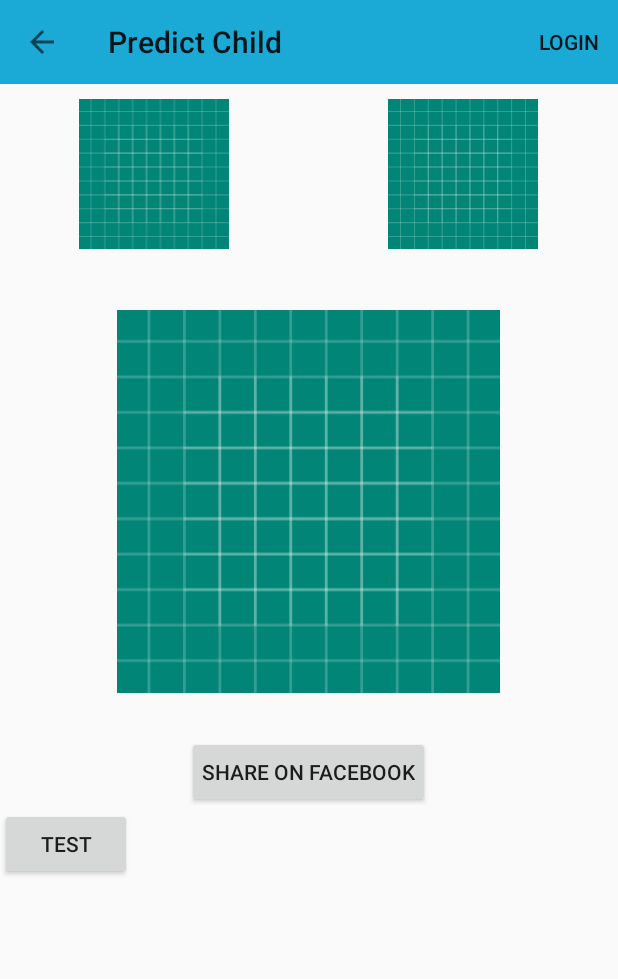
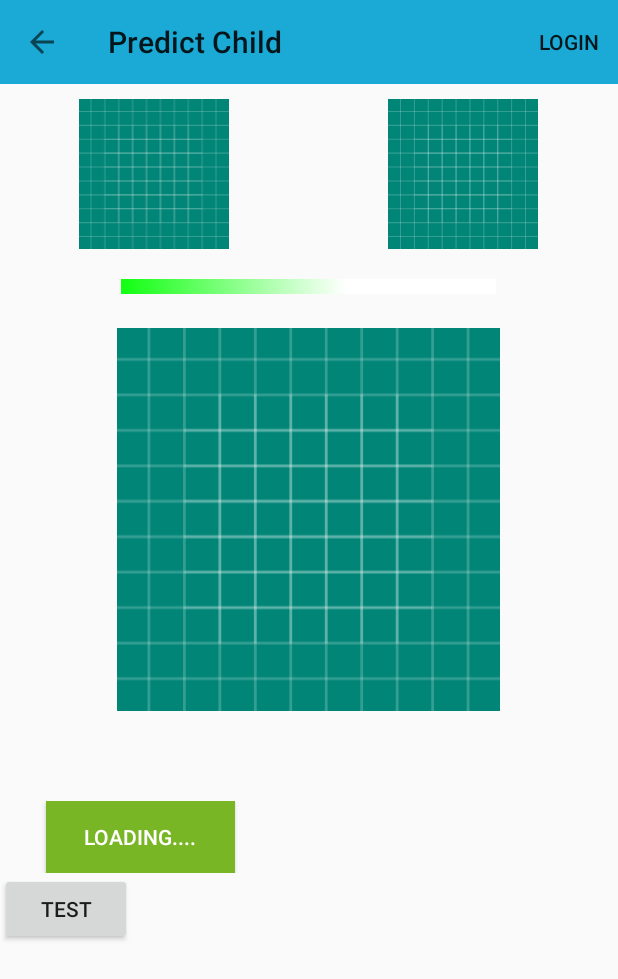
Before and after one commit to khatvongdoithayfpt/AndroidSWD, an Android app: the screen it shows after launch (MainActivity), after a tap on an icon or button, on a phone screen of 412 x 824 dp. Shown: the top 979 px of the screen. Run offline under Robolectric (Android 15) with nearby library versions, the phone set to English and light mode, and no system bars; our stand-ins replace Room's generated code; libraries missing offline, so code that uses them is left out: com.facebook, com.facebook.login, com.facebook.share; 2 statements that could not run were skipped.

Commit message:
update history

```diff
--- a/app/src/main/java/com/example/activity/MainActivity.java
+++ b/app/src/main/java/com/example/activity/MainActivity.java
@@ -10,6 +10,7 @@ import android.graphics.BitmapFactory;
 import android.net.Uri;
 import android.os.AsyncTask;
 import android.os.Bundle;
+import android.os.CancellationSignal;
 import android.provider.MediaStore;
 import android.util.Base64;
 import android.util.Log;
@@ -17,7 +18,9 @@ import android.view.Menu;
 import android.view.MenuInflater;
 import android.view.MenuItem;
 import android.view.View;
+import android.widget.Button;
 import android.widget.ImageView;
+import android.widget.ProgressBar;
 import android.widget.Toast;
 
 import androidx.annotation.NonNull;
@@ -48,12 +51,14 @@ import com.facebook.share.widget.ShareDialog;
 import org.json.JSONObject;
 
 import java.io.File;
+import java.io.FileInputStream;
 import java.io.IOException;
 import java.io.InputStream;
 import java.net.MalformedURLException;
 import java.net.URL;
 import java.security.MessageDigest;
 import java.util.Arrays;
+import java.util.function.Consumer;
 
 public class MainActivity extends AppCompatActivity {
     private static int REQUEST_CODE_IMAGE1 = 1;
@@ -66,12 +71,15 @@ public class MainActivity extends AppCompatActivity {
     private ImageView imgView3;
     private String realPath1 = "";
     private String realPath2 = "";
+    Button button2, shareFB;
     private API api;
     String userName;
     MenuItem item;
-    Bundle bundle ;
+    Bundle bundle;
     private SavedInformation savedInformation;
     private SavedInformationRepository repository;
+    ProgressBar progressBar;
+
     @Override
     protected void onCreate(Bundle savedInstanceState) {
         super.onCreate(savedInstanceState);
@@ -85,19 +93,20 @@ public class MainActivity extends AppCompatActivity {
     public boolean onCreateOptionsMenu(Menu menu) {
         MenuInflater menuInflater = getMenuInflater();
         menuInflater.inflate(R.menu.app_menu, menu);
-        item=menu.findItem(R.id.nav_login);
+        item = menu.findItem(R.id.nav_login);
         return super.onCreateOptionsMenu(menu);
     }
 
     @Override
     public boolean onOptionsItemSelected(@NonNull MenuItem item) {
-        switch (item.getItemId()){
+        switch (item.getItemId()) {
             case R.id.nav_login:
                 facebookLogin();
                 return true;
         }
         return super.onOptionsItemSelected(item);
     }
+
     public void facebookLogin() {
         callbackManager = CallbackManager.Factory.create();
 
@@ -156,6 +165,12 @@ public class MainActivity extends AppCompatActivity {
         imgView2 = findViewById(R.id.imageView2);
         imgView3 = findViewById(R.id.loadImage);
         Toolbar toolbar = findViewById(R.id.toolbar_actionbar);
+        progressBar = findViewById(R.id.progress_bar);
+        button2 = findViewById(R.id.button2);
+        shareFB = findViewById(R.id.fb_share_button);
+        shareFB.setVisibility(View.INVISIBLE);
+        progressBar.setProgress(0);
+        progressBar.setVisibility(View.GONE);
         setSupportActionBar(toolbar);
         ActionBar actionBar = getSupportActionBar();
         actionBar.setDisplayShowTitleEnabled(true);
@@ -171,9 +186,9 @@ public class MainActivity extends AppCompatActivity {
         findViewById(R.id.test).setOnClickListener(new View.OnClickListener() {
             @Override
             public void onClick(View v) {
-                Intent intent = new Intent(getApplicationContext(),SavedImageActivity.class);
+                Intent intent = new Intent(getApplicationContext(), SavedImageActivity.class);
                 intent.putExtras(bundle);
-                startActivity(intent);
+                startActivityForResult(intent, Constant.REQUEST_CODE_SAVED);
             }
         });
     }
@@ -204,6 +219,15 @@ public class MainActivity extends AppCompatActivity {
             e.printStackTrace();
         }
     }
+    private void setImageView(ImageView imageView, String path) {
+        try {
+            InputStream inputStream = new FileInputStream(new File(path));
+            Bitmap bitmap = BitmapFactory.decodeStream(inputStream);
+            imageView.setImageBitmap(bitmap);
+        } catch (Exception e) {
+            e.printStackTrace();
+        }
+    }
 
 
     public String getRealPathFromURI(Uri contentUri) {
@@ -223,30 +247,39 @@ public class MainActivity extends AppCompatActivity {
     protected void onActivityResult(int requestCode, int resultCode, @Nullable Intent data) {
         callbackManager.onActivityResult(requestCode, resultCode, data);
         super.onActivityResult(requestCode, resultCode, data);
+        switch (requestCode) {
+            case Constant.REQUEST_CODE_SAVED:
+                if(resultCode == RESULT_OK){
+                    SavedInformation information =
+                            (SavedInformation)data.getSerializableExtra(Constant.RESULT_PARAM);
+                    new SetImageView(imgView1,null,information.getPartner1()).execute();
+                    new SetImageView(imgView2,null,information.getPartner2()).execute();
+                    new SetImageView(imgView3,null,information.getChild()).execute();
+                }
+                break;
+            default:
                 if (resultCode == RESULT_OK) {
                     File file = null;
                     Uri uri;
                     int action = 0;
                     if (requestCode == REQUEST_CODE_IMAGE1 && data != null) {
                         uri = data.getData();
-                new SetImageView(imgView1, uri).execute();
+                        new SetImageView(imgView1, uri,null).execute();
                         realPath1 = getRealPathFromURI(uri);
-
                         savedInformation.setPartner1(realPath1);
-
                         file = new File(realPath1);
                         action = Constant.UPLOAD_FILE_1;
                     } else if (requestCode == REQUEST_CODE_IMAGE2 && data != null) {
                         uri = data.getData();
-                new SetImageView(imgView2, uri).execute();
+                        new SetImageView(imgView2, uri,null).execute();
                         realPath2 = getRealPathFromURI(uri);
-
                         savedInformation.setPartner2(realPath2);
-
                         file = new File(realPath2);
                         action = Constant.UPLOAD_FILE_2;
                     }
                     new UploadImage(action).execute(file);
+                }
+                break;
         }
     }
 
@@ -263,8 +296,6 @@ public class MainActivity extends AppCompatActivity {
         AccessToken accessToken = AccessToken.getCurrentAccessToken();
 
         boolean isLoggedIn = accessToken != null && !accessToken.isExpired();
-        System.out.println(accessToken);
-        System.out.println(isLoggedIn);
         if (!isLoggedIn) {
             facebookLogin();
         }
@@ -281,19 +312,26 @@ public class MainActivity extends AppCompatActivity {
         }
     }
 
-    private class SetImageView extends AsyncTask<Void,Void,Void>{
+    private class SetImageView extends AsyncTask<Void, Void, Void> {
 
         private ImageView imageView;
         private Uri uri;
+        private String path;
 
-        public SetImageView(ImageView imageView, Uri uri) {
+        public SetImageView(ImageView imageView, Uri uri, String path) {
             this.imageView = imageView;
+            this.path = path;
             this.uri = uri;
         }
 
         @Override
         protected Void doInBackground(Void... voids) {
-            setImageView(imageView,uri);
+            if(path != null){
+                setImageView(imageView, path);
+            }else{
+                setImageView(imageView, uri);
+            }
+
             return null;
         }
     }
@@ -356,6 +394,8 @@ public class MainActivity extends AppCompatActivity {
     }
 
     private class DoMakeBaby extends AsyncTask<BabyCharacteristic, Void, String> {
+        boolean loading = false;
+
         @Override
         protected String doInBackground(BabyCharacteristic... babyCharacteristics) {
             String result = null;
@@ -366,22 +406,60 @@ public class MainActivity extends AppCompatActivity {
         }
 
         @Override
+        protected void onPreExecute() {
+            super.onPreExecute();
+            progressBar.setVisibility(View.VISIBLE);
+            loading = true;
+            button2.setClickable(false);
+            button2.setText("Loading....");
+            shareFB.setVisibility(View.INVISIBLE);
+            process();
+        }
+
+        @Override
         protected void onPostExecute(String result) {
             super.onPostExecute(result);
-            if(result.equals(Constant.RESULT_SUCCESS)){
+            if (result.equals(Constant.RESULT_SUCCESS)) {
                 String url = api.getURLChildImage();
                 new LoadImageAPI().execute(url);
 
-                String pathChild = Utils.saveImage(api,"ChildOfKing");
+                String name = url.substring(url.lastIndexOf("/"), url.length());
+                String pathChild = Utils.saveImage(api, name);
                 savedInformation.setChild(pathChild);
 
                 repository.insert(savedInformation.getPartner1()
-                        ,savedInformation.getPartner2()
-                        ,savedInformation.getChild());
-            }else{
-                Toast.makeText(getBaseContext(),result,Toast.LENGTH_LONG);
+                        , savedInformation.getPartner2()
+                        , savedInformation.getChild());
+                loading = false;
+                button2.setClickable(true);
+                button2.setText("Result");
+                shareFB.setVisibility(View.VISIBLE);
+                progressBar.setVisibility(View.GONE);
+            } else {
+                Toast.makeText(getBaseContext(), result, Toast.LENGTH_LONG);
                 Log.e("Information Image", result);
             }
+        }
+
+        void process() {
+            Thread t = new Thread() {
+                @Override
+                public void run() {
+                    super.run();
+                    while (loading) {
+
+                        try {
+                            sleep(100);
+                            progressBar.incrementProgressBy(10);
+                            if (progressBar.getProgress() == 100)
+                                progressBar.setProgress(0);
+                        } catch (Exception e) {
+                            System.out.println(e);
+                        }
+                    }
+                }
+            };
+            t.start();
         }
     }
 
@@ -393,10 +471,7 @@ public class MainActivity extends AppCompatActivity {
                     System.out.println("aaaaaaaa");
                     String name = object.getString("name");
                     item.setTitle(name);
-                    String image = object
-                            .getJSONObject("picture")
-                            .getJSONObject("data")
-                            .getString("url");
+                    String image = object.getJSONObject("picture").getJSONObject("data").getString("url");
                 } catch (Exception e) {
                     e.printStackTrace();
                 }
@@ -404,4 +479,17 @@ public class MainActivity extends AppCompatActivity {
         });
         request.executeAsync();
     }
+
+    @Override
+    protected void onStop() {
+        super.onStop();
+        repository.closeConnection();
     }
+
+    @Override
+    protected void onStart() {
+        super.onStart();
+        repository = new SavedInformationRepository(this);
+    }
+
+}
--- a/app/src/main/java/com/example/connection/LuxandAPI.java
+++ b/app/src/main/java/com/example/connection/LuxandAPI.java
@@ -34,7 +34,7 @@ public class LuxandAPI implements API {
 
     public  Map<String, String> cookies;
     private static API api;
-    private String resultChild;
+    public String resultChild;
 
     static {
         api = new LuxandAPI();
@@ -165,6 +165,7 @@ public class LuxandAPI implements API {
         }
     }
 
+
     @Override
     public String saveImage(String nameImage,String dir) {
         try {
@@ -184,7 +185,7 @@ public class LuxandAPI implements API {
             }
             is.close();
             fos.close();
-            return Constant.RESULT_SUCCESS;
+            return dir;
         } catch (Exception e) {
             e.printStackTrace();
             return Constant.RESULT_ERROR;
--- a/app/src/main/java/com/example/constant/Constant.java
+++ b/app/src/main/java/com/example/constant/Constant.java
@@ -42,4 +42,8 @@ public final class Constant {
     public static final String RESULT_SUCCESS = "success";
     public static final String RESULT_ERROR = "error";
 
+    public static final int REQUEST_CODE_SAVED = 12346;
+    public static final String RESULT_PARAM = "information";
+
+
 }
--- a/app/src/main/java/com/example/model/SavedInformation.java
+++ b/app/src/main/java/com/example/model/SavedInformation.java
@@ -3,20 +3,15 @@ package com.example.model;
 import androidx.room.ColumnInfo;
 import androidx.room.Entity;
 import androidx.room.PrimaryKey;
-import androidx.room.TypeConverter;
 import androidx.room.TypeConverters;
 
 import com.example.utils.TimestampConverter;
 
 import java.io.Serializable;
-import java.sql.Timestamp;
-import java.text.DateFormat;
-import java.text.ParseException;
-import java.text.SimpleDateFormat;
+
 import java.util.Date;
-import java.util.TimeZone;
 
-@Entity
+@Entity(tableName = "image_information")
 public class SavedInformation implements Serializable {
 
     @PrimaryKey(autoGenerate = true)
--- /dev/null
+++ b/app/src/main/java/com/example/utils/CallBack.java
@@ -0,0 +1,5 @@
+package com.example.utils;
+
+public interface CallBack {
+    void doCallback(Object param);
+}
--- a/app/src/main/java/com/example/utils/DaoAccess.java
+++ b/app/src/main/java/com/example/utils/DaoAccess.java
@@ -17,10 +17,10 @@ public interface DaoAccess {
     @Insert
     Long insertTask(SavedInformation savedInformation);
 
-    @Query("SELECT * FROM SavedInformation ORDER BY created_at DESC")
+    @Query("SELECT * FROM image_information ORDER BY created_at DESC")
     LiveData<List<SavedInformation>> fetchAllData();
 
-    @Query("SELECT * FROM SavedInformation WHERE id =:id")
+    @Query("SELECT * FROM image_information WHERE id =:id")
     SavedInformation getSingleData(int id);
 
 
--- a/app/src/main/java/com/example/utils/SavedDatabase.java
+++ b/app/src/main/java/com/example/utils/SavedDatabase.java
@@ -5,7 +5,9 @@ import androidx.room.RoomDatabase;
 
 import com.example.model.SavedInformation;
 
+import java.io.Serializable;
+
 @Database(entities = {SavedInformation.class}, version = 1, exportSchema = false)
-public abstract  class  SavedDatabase extends RoomDatabase {
+public abstract  class  SavedDatabase extends RoomDatabase implements Serializable {
     public abstract DaoAccess daoAccess();
 }
--- a/app/src/main/java/com/example/utils/Utils.java
+++ b/app/src/main/java/com/example/utils/Utils.java
@@ -2,7 +2,6 @@ package com.example.utils;
 
 import android.os.AsyncTask;
 import android.os.Environment;
-import android.util.Log;
 
 import com.example.connection.API;
 import com.example.constant.Constant;
@@ -20,7 +19,7 @@ public class Utils {
             file.mkdirs();
         }
         new TaskSaveImage(api,nameFile,rootPath).execute();
-        return rootPath;
+        return rootPath+nameFile;
     }
     private static class TaskSaveImage extends AsyncTask<Void,Void,Void>{
 
--- a/app/src/main/res/layout/activity_main.xml
+++ b/app/src/main/res/layout/activity_main.xml
@@ -1,11 +1,16 @@
 <?xml version="1.0" encoding="utf-8"?>
-<RelativeLayout xmlns:android="http://schemas.android.com/apk/res/android"
+<ScrollView
+    xmlns:android="http://schemas.android.com/apk/res/android"
     xmlns:app="http://schemas.android.com/apk/res-auto"
     xmlns:tools="http://schemas.android.com/tools"
     android:layout_width="match_parent"
+    android:layout_height="match_parent">
+<RelativeLayout
+    android:layout_width="match_parent"
     android:layout_height="match_parent"
     tools:context=".MainActivity"
-    android:orientation="vertical">
+    android:orientation="vertical"
+    android:scrollbars="vertical">
 
     <androidx.appcompat.widget.Toolbar
         android:id="@+id/toolbar_actionbar"
@@ -58,35 +63,84 @@
             android:layout_weight="0.1"/>
     </LinearLayout>
 
+    <ProgressBar
+        android:id="@+id/progress_bar"
+        style="?android:attr/progressBarStyleHorizontal"
+        android:layout_width="wrap_content"
+        android:layout_height="10dp"
+        android:layout_marginTop="20dp"
+        android:layout_below="@+id/relative"
+        android:layout_centerHorizontal="true"
+        android:layout_centerVertical="true"
+        android:max="100"
+        android:minWidth="250dp"
+        android:progress="0"
+        android:progressDrawable="@drawable/progress_process">
+
+    </ProgressBar>
+
     <ImageView
         android:id="@+id/loadImage"
         android:layout_width="255dp"
         android:layout_height="261dp"
         android:layout_below="@+id/relative"
-        android:layout_marginTop="37dp"
         android:clickable="true"
         android:onClick="eventPressMakeBaby"
-        android:src="@drawable/ic_launcher_background"
         android:layout_centerHorizontal="true"
-        />
+        android:layout_marginTop="49dp"
+        android:src="@drawable/ic_launcher_background" />
+
+    <LinearLayout
+        android:id="@+id/relative2"
+        android:layout_width="match_parent"
+        android:layout_height="wrap_content"
+        android:layout_below="@+id/loadImage"
+        android:layout_marginTop="57dp"
+        android:orientation="horizontal"
+        android:weightSum="1">
+        <View
+            android:layout_width="0dp"
+            android:layout_height="0dp"
+            android:layout_weight="0.2"></View>
+        <Button
+            android:id="@+id/button2"
+            android:layout_width="wrap_content"
+            android:layout_height="wrap_content"
+            android:layout_weight="0.2"
+            android:padding="10dp"
+            android:text="Result"
+            android:textColor="#fff"
+            android:background="#79B626"
+            android:onClick="eventPressMakeBaby"/>
+
+        <View
+            android:layout_width="0dp"
+            android:layout_height="0dp"
+            android:layout_weight="0.1"></View>
 
         <Button
             android:id="@+id/fb_share_button"
             android:layout_width="wrap_content"
             android:layout_height="wrap_content"
             android:layout_below="@+id/loadImage"
-        android:layout_centerHorizontal="true"
-        android:layout_gravity="center_horizontal"
-        android:layout_marginStart="44dp"
-        android:layout_marginTop="26dp"
+            android:layout_weight="0.2"
             android:onClick="test"
             android:padding="10dp"
+            android:background="#1F76AD"
+            android:textColor="#fff"
             android:text="Share On FaceBook" />
 
+        <View
+            android:layout_width="0dp"
+            android:layout_height="0dp"
+            android:layout_weight="0.1"></View>
+    </LinearLayout>
     <Button
         android:layout_width="wrap_content"
         android:layout_height="wrap_content"
         android:id="@+id/test"
         android:text="test"
-        android:layout_below="@id/fb_share_button"/>
+        android:layout_below="@id/relative2"/>
+
 </RelativeLayout>
+</ScrollView>
```
Also changed, not shown: app/src/main/java/com/example/activity/SavedImageActivity.java (+21 -28 lines), app/src/main/java/com/example/adapter/SavedImageAdapter.java (+28 -26 lines), app/src/main/java/com/example/utils/SavedInformationRepository.java (+22 -6 lines). Lines whose indentation alone changed are shown as unchanged.
